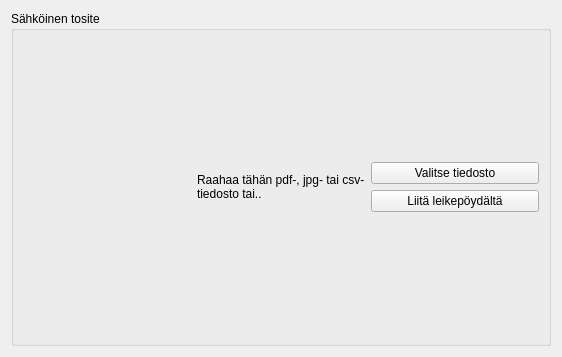
This is kitsas/kirjaus/tositewg.ui in artoh/kitupiikki as Qt 5 draws it before an edit. The edited form follows.
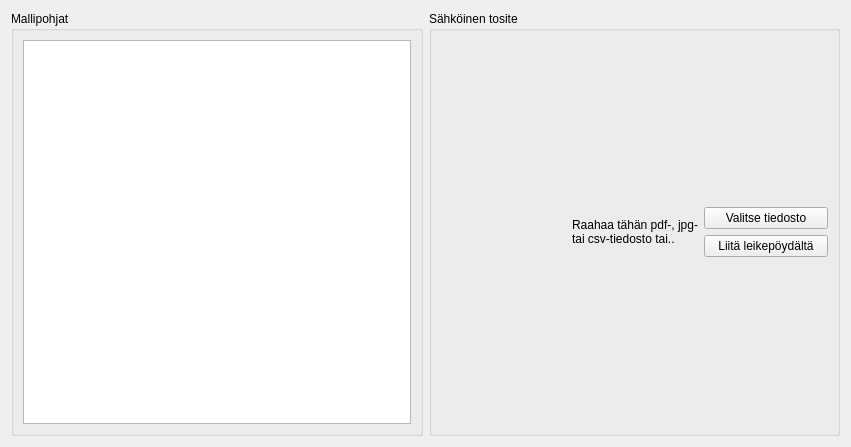
This is the edited form. Icons and pictures are not drawn.

The edit to the form file:
```diff
--- a/kitsas/kirjaus/tositewg.ui
+++ b/kitsas/kirjaus/tositewg.ui
@@ -6,14 +6,26 @@
    <rect>
     <x>0</x>
     <y>0</y>
-    <width>562</width>
-    <height>357</height>
+    <width>851</width>
+    <height>447</height>
    </rect>
   </property>
   <property name="windowTitle">
    <string>Form</string>
   </property>
-  <layout class="QVBoxLayout" name="verticalLayout">
+  <layout class="QHBoxLayout" name="horizontalLayout_2" stretch="1,1">
+   <item>
+    <widget class="QGroupBox" name="pohjaGroup">
+     <property name="title">
+      <string>Mallipohjat</string>
+     </property>
+     <layout class="QVBoxLayout" name="verticalLayout">
+      <item>
+       <widget class="QListView" name="malliView"/>
+      </item>
+     </layout>
+    </widget>
+   </item>
    <item>
     <widget class="QGroupBox" name="groupBox">
      <property name="title">
```
